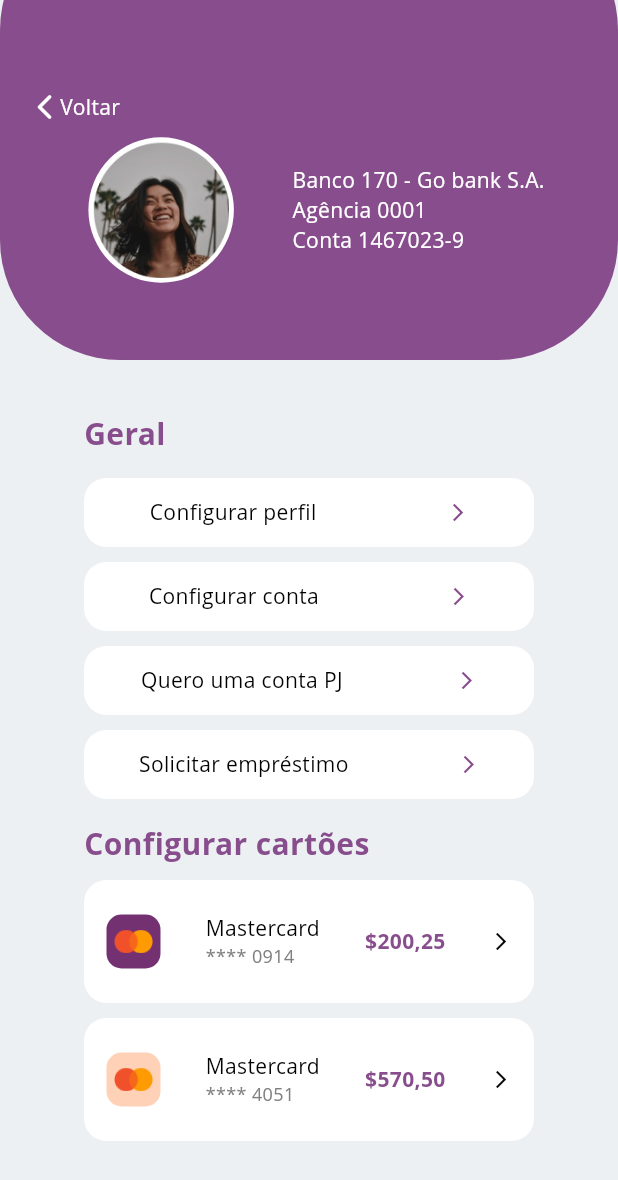
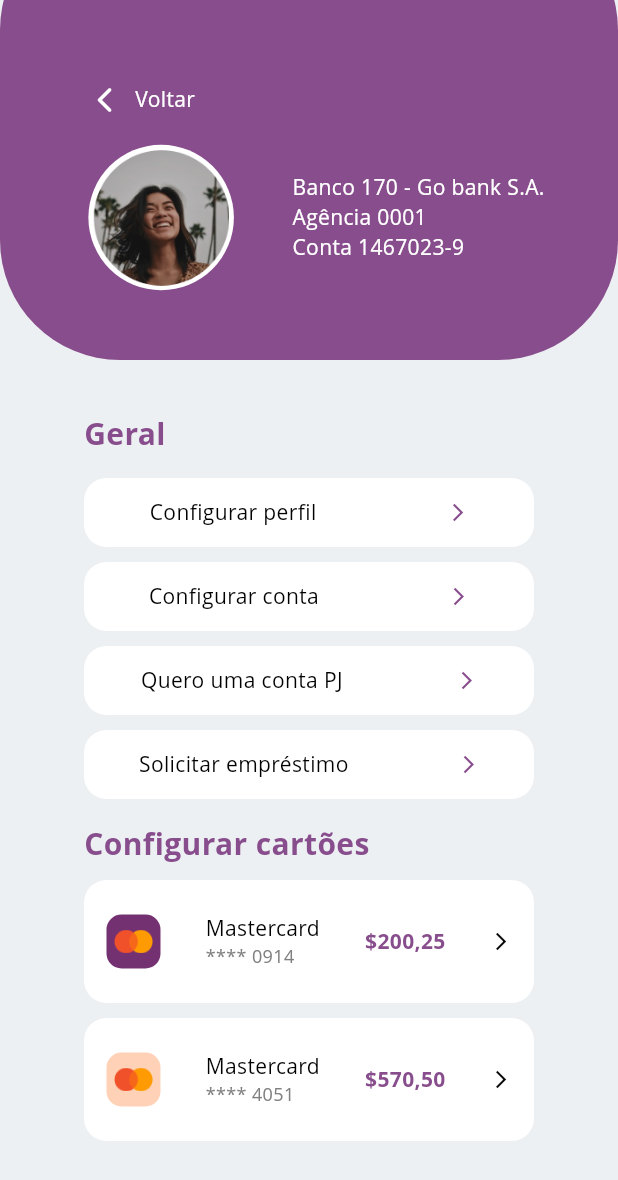
Before and after one commit to rafaela-moura/go_Bank, a Flutter app: the screen it shows after launch, after a tap on "Olá, Samantha", on a phone screen of 412 x 824 dp. Shown: the top 1180 px of the screen. Run offline on Flutter 3.47's test engine with Material 2 defaults, Android fonts, the phone set to English and light mode, and no system bars; our stand-ins replace flutter_svg; Roboto replaces fonts that are missing (Open Sans).

Commit message:
Atualizações

```diff
--- a/lib/view/home_view.dart
+++ b/lib/view/home_view.dart
@@ -44,7 +44,7 @@ class _HomeViewState extends State<HomeView> {
                   Navigator.pushReplacementNamed(context, RoutesApp.PROFILE);
                 },
                 child: Padding(
-                  padding: const EdgeInsets.only(left: 20),
+                  padding: const EdgeInsets.only(left: 35),
                   child: Row(
                     crossAxisAlignment: CrossAxisAlignment.center,
                     mainAxisAlignment: MainAxisAlignment.start,
@@ -87,7 +87,6 @@ class _HomeViewState extends State<HomeView> {
   Widget buildPanel() {
     return Container(
       width: MediaQuery.of(context).size.width,
-      height: MediaQuery.of(context).size.height,
       decoration: BoxDecoration(
         color: AppPalette.white1,
         borderRadius: BorderRadius.circular(20),
--- a/lib/view/profile_view.dart
+++ b/lib/view/profile_view.dart
@@ -57,11 +57,11 @@ class _ProfileViewState extends State<ProfileView> {
                         fontSize: 20,
                         fontWeight: FontWeight.bold),
                   ),
-                  SizedBox(
+                  const SizedBox(
                     height: 10,
                   ),
                   buildConfigureCard(AppPalette.purple, "\$200,25", "0914"),
-                  SizedBox(
+                  const SizedBox(
                     height: 10,
                   ),
                   buildConfigureCard(AppPalette.pinklight, "\$570,50", "4051")
@@ -70,8 +70,6 @@ class _ProfileViewState extends State<ProfileView> {
             )),
         Positioned(
           top: -60,
-          child: SingleChildScrollView(
-            scrollDirection: Axis.vertical,
           child: Container(
               width: MediaQuery.of(context).size.width,
               height: 300,
@@ -88,14 +86,18 @@ class _ProfileViewState extends State<ProfileView> {
                       onTap: () {
                         Navigator.pushReplacementNamed(context, RoutesApp.HOME);
                       },
-                      child: const Row(
+                      child: const Padding(
+                        padding: EdgeInsets.only(left: 40,bottom: 10),
+                        child: Row(
                           children: [
                             Icon(Icons.arrow_back_ios_rounded,
                                 color: AppPalette.white, size: 20),
+                            SizedBox(width: 10,),
                             Text("Voltar",
                                 style: TextStyle(
                                     color: AppPalette.white, fontSize: 14)),
                           ],
+                        ),
                       ),
                     ),
                     const SizedBox(
@@ -108,7 +110,7 @@ class _ProfileViewState extends State<ProfileView> {
                         Container(
                           height: 97,
                           width: 97,
-                          padding: EdgeInsets.all(8-5),
+                          padding: const EdgeInsets.all(8-5),
                           decoration: BoxDecoration(
                             borderRadius: BorderRadius.circular(75),
                             color: AppPalette.white,
@@ -142,7 +144,6 @@ class _ProfileViewState extends State<ProfileView> {
                       height: 10,
                     ),
                   ],
-                ),
                 ),
               ),
             ),
@@ -181,7 +182,7 @@ class _ProfileViewState extends State<ProfileView> {
         Container(
             height: 36,
             width: 36,
-            padding: EdgeInsets.all(5),
+            padding: const EdgeInsets.all(5),
             decoration: BoxDecoration(
                 borderRadius: BorderRadius.circular(10), color: color),
             child: Image.asset(
@@ -194,20 +195,20 @@ class _ProfileViewState extends State<ProfileView> {
           crossAxisAlignment: CrossAxisAlignment.start,
           mainAxisAlignment: MainAxisAlignment.center,
           children: [
-            Text(
+            const Text(
               'Mastercard',
-              style: const TextStyle(fontSize: 14, color: AppPalette.black),
+              style: TextStyle(fontSize: 14, color: AppPalette.black),
             ),
             Text(
               '**** ${num}',
-              style: TextStyle(fontSize: 12, color: AppPalette.gray2),
+              style: const TextStyle(fontSize: 12, color: AppPalette.gray2),
             ),
           ],
         ),
         Text(
           text,
           style:
-              TextStyle(color: AppPalette.primary, fontWeight: FontWeight.bold),
+              const TextStyle(color: AppPalette.primary, fontWeight: FontWeight.bold),
         ),
         const Icon(
           Icons.arrow_forward_ios,
```
Lines whose indentation alone changed are shown as unchanged.
